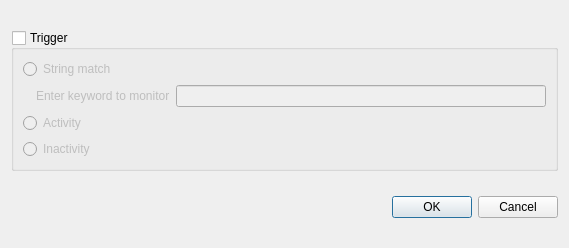
First picture: the form in triggersetupdialog.ui, repository aa55-dev/yeTTY, before the edit.
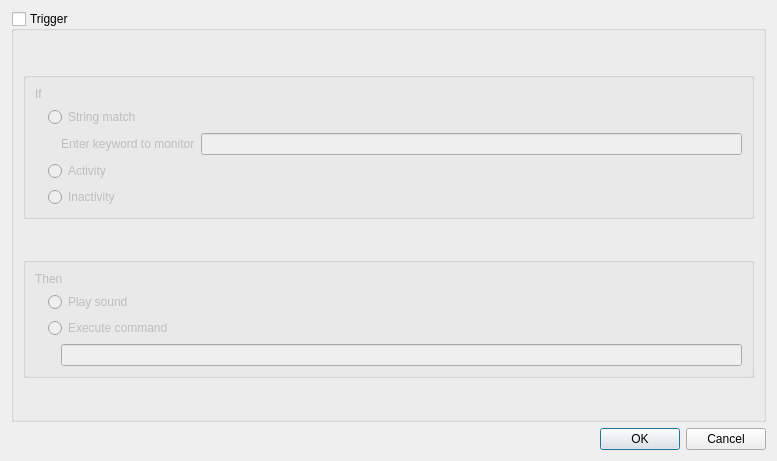
Second picture: the form after the edit.

Commit message: Allow executing a command on trigger

The edit to the form file:
```diff
--- a/triggersetupdialog.ui
+++ b/triggersetupdialog.ui
@@ -6,8 +6,8 @@
    <rect>
     <x>0</x>
     <y>0</y>
-    <width>569</width>
-    <height>248</height>
+    <width>777</width>
+    <height>461</height>
    </rect>
   </property>
   <property name="sizePolicy">
@@ -22,12 +22,6 @@
   <layout class="QVBoxLayout" name="verticalLayout_2">
    <item>
     <widget class="QGroupBox" name="groupBox">
-     <property name="sizePolicy">
-      <sizepolicy hsizetype="Preferred" vsizetype="Maximum">
-       <horstretch>0</horstretch>
-       <verstretch>0</verstretch>
-      </sizepolicy>
-     </property>
      <property name="title">
       <string>Trigger</string>
      </property>
@@ -37,6 +31,36 @@
      <property name="checked">
       <bool>false</bool>
      </property>
+     <layout class="QVBoxLayout" name="verticalLayout_4">
+      <item>
+       <widget class="QGroupBox" name="groupBox_2">
+        <property name="sizePolicy">
+         <sizepolicy hsizetype="Preferred" vsizetype="Maximum">
+          <horstretch>0</horstretch>
+          <verstretch>0</verstretch>
+         </sizepolicy>
+        </property>
+        <property name="title">
+         <string/>
+        </property>
+        <layout class="QVBoxLayout" name="verticalLayout_6">
+         <item>
+          <widget class="QLabel" name="label_2">
+           <property name="text">
+            <string>If</string>
+           </property>
+          </widget>
+         </item>
+         <item>
+          <layout class="QHBoxLayout" name="horizontalLayout_2">
+           <item>
+            <widget class="QLabel" name="alignLabel2">
+             <property name="text">
+              <string/>
+             </property>
+            </widget>
+           </item>
+           <item>
      <layout class="QVBoxLayout" name="verticalLayout">
       <item>
        <widget class="QRadioButton" name="stringRadioButton">
@@ -48,7 +72,7 @@
       <item>
        <layout class="QHBoxLayout" name="textInputLayout">
         <item>
-         <widget class="QLabel" name="label_2">
+                <widget class="QLabel" name="alignLabel">
           <property name="text">
            <string/>
           </property>
@@ -82,6 +106,78 @@
         <property name="text">
          <string>Inactivity</string>
         </property>
+              </widget>
+             </item>
+            </layout>
+           </item>
+          </layout>
+         </item>
+        </layout>
+       </widget>
+      </item>
+      <item>
+       <widget class="QGroupBox" name="groupBox_3">
+        <property name="sizePolicy">
+         <sizepolicy hsizetype="Preferred" vsizetype="Maximum">
+          <horstretch>0</horstretch>
+          <verstretch>0</verstretch>
+         </sizepolicy>
+        </property>
+        <property name="title">
+         <string/>
+        </property>
+        <layout class="QVBoxLayout" name="verticalLayout_5">
+         <item>
+          <widget class="QLabel" name="label_3">
+           <property name="text">
+            <string>Then</string>
+           </property>
+          </widget>
+         </item>
+         <item>
+          <layout class="QHBoxLayout" name="horizontalLayout_4">
+           <item>
+            <widget class="QLabel" name="alignLabel3">
+             <property name="text">
+              <string/>
+             </property>
+            </widget>
+           </item>
+           <item>
+            <layout class="QVBoxLayout" name="verticalLayout_3">
+             <item>
+              <widget class="QRadioButton" name="playSoundRadioButton">
+               <property name="text">
+                <string>Play sound</string>
+               </property>
+              </widget>
+             </item>
+             <item>
+              <widget class="QRadioButton" name="execCmdRadioButton">
+               <property name="text">
+                <string>Execute command</string>
+               </property>
+              </widget>
+             </item>
+             <item>
+              <layout class="QHBoxLayout" name="horizontalLayout_3">
+               <item>
+                <widget class="QLabel" name="alignLable3">
+                 <property name="text">
+                  <string/>
+                 </property>
+                </widget>
+               </item>
+               <item>
+                <widget class="QLineEdit" name="cmdLineEdit"/>
+               </item>
+              </layout>
+             </item>
+            </layout>
+           </item>
+          </layout>
+         </item>
+        </layout>
        </widget>
       </item>
      </layout>
```
Left out of the diff: 2 changed lines with no effect on the pictures. Lines whose indentation alone changed are shown as unchanged. The commit also changes 4 other files.
